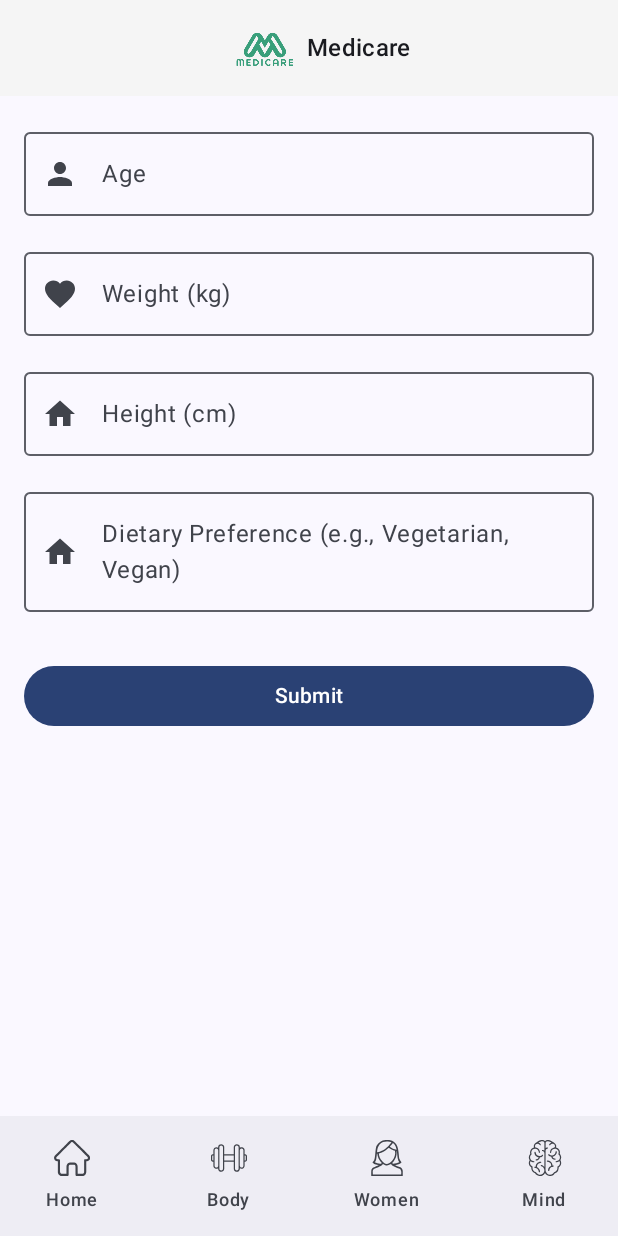
After one commit to harridotcom/medicare, an Android app built with Jetpack Compose: the McrDietForm screen opened through its navigation route, on a phone screen of 412 x 824 dp. The commit adds this screen. Run offline under Robolectric (Android 15) with nearby library versions, the phone set to English and light mode, and no system bars.

Commit message:
Declaring Forms for Diet and Workout Generation

```diff
--- a/app/src/main/java/com/medicare/MainActivity.kt
+++ b/app/src/main/java/com/medicare/MainActivity.kt
@@ -4,13 +4,8 @@ import android.os.Bundle
 import androidx.activity.ComponentActivity
 import androidx.activity.compose.setContent
 import androidx.activity.enableEdgeToEdge
-import com.medicare.home.McrHomePage
-import com.medicare.login.McrLoginPage
 import com.medicare.other.McrNavgation
-import com.medicare.signup.McrSignUpPage
 import com.medicare.ui.theme.MediCareTheme
-import com.medicare.womenhealth.McrCarePage
-import com.medicare.womenhealth.McrReportUploadPage
 
 class MainActivity : ComponentActivity() {
     override fun onCreate(savedInstanceState: Bundle?) {
--- a/app/src/main/java/com/medicare/other/McrNavigation.kt
+++ b/app/src/main/java/com/medicare/other/McrNavigation.kt
@@ -9,8 +9,11 @@ import com.medicare.home.McrHomePage
 import com.medicare.login.McrLoginPage
 import com.medicare.mentalhealth.McrMindPage
 import com.medicare.physicalhealth.McrBodyPage
+import com.medicare.physicalhealth.McrDietForm
+import com.medicare.physicalhealth.McrWorkoutForm
 import com.medicare.signup.McrSignUpPage
 import com.medicare.womenhealth.McrCarePage
+import com.medicare.womenhealth.McrReportUploadPage
 
 @Composable
 fun McrNavgation(modifier: Modifier = Modifier) {
@@ -25,6 +28,8 @@ fun McrNavgation(modifier: Modifier = Modifier) {
         composable(NavDestinations.MIND) { McrMindPage(navController = navController) }
         composable(NavDestinations.BODY) { McrBodyPage(navController = navController) }
         composable(NavDestinations.CARE) { McrCarePage(navController = navController) }
+        composable(NavDestinations.REPORT_UPLOAD) { McrReportUploadPage() }
+        composable(NavDestinations.DIETFORM) { McrDietForm(navController = navController) }
+        composable(NavDestinations.WORKOUTFORM) { McrWorkoutForm(navController = navController) }
     }
-
 }
--- a/app/src/main/java/com/medicare/other/NavDestinations.kt
+++ b/app/src/main/java/com/medicare/other/NavDestinations.kt
@@ -8,4 +8,7 @@ object NavDestinations {
     const val MIND = "mind"
     const val BODY = "body"
     const val CARE = "care"
+    const val REPORT_UPLOAD = "reportUpload"
+    const val DIETFORM = "dietForm"
+    const val WORKOUTFORM = "workoutForm"
 }
--- /dev/null
+++ b/app/src/main/java/com/medicare/physicalhealth/McrDietForm.kt
@@ -0,0 +1,113 @@
+package com.medicare.physicalhealth
+
+import androidx.compose.foundation.layout.Arrangement
+import androidx.compose.foundation.layout.Column
+import androidx.compose.foundation.layout.fillMaxSize
+import androidx.compose.foundation.layout.fillMaxWidth
+import androidx.compose.foundation.layout.padding
+import androidx.compose.material.icons.Icons
+import androidx.compose.material.icons.filled.Favorite
+import androidx.compose.material.icons.filled.Home
+import androidx.compose.material.icons.filled.Person
+import androidx.compose.material3.Button
+import androidx.compose.material3.ButtonDefaults
+import androidx.compose.material3.ExperimentalMaterial3Api
+import androidx.compose.material3.Icon
+import androidx.compose.material3.MaterialTheme
+import androidx.compose.material3.OutlinedTextField
+import androidx.compose.material3.Scaffold
+import androidx.compose.material3.Text
+import androidx.compose.runtime.Composable
+import androidx.compose.runtime.getValue
+import androidx.compose.runtime.mutableStateOf
+import androidx.compose.runtime.remember
+import androidx.compose.runtime.setValue
+import androidx.compose.ui.Alignment
+import androidx.compose.ui.Modifier
+import androidx.compose.ui.graphics.Color
+import androidx.compose.ui.tooling.preview.Preview
+import androidx.compose.ui.unit.dp
+import androidx.navigation.NavController
+import com.medicare.other.McrNavigationBars
+import com.medicare.other.McrTopAppBar2
+
+@Composable
+fun McrDietForm(
+    modifier: Modifier = Modifier,
+    navController: NavController
+) {
+    var age by remember { mutableStateOf("") }
+    var weight by remember { mutableStateOf("") }
+    var height by remember { mutableStateOf("") }
+    var dietaryPreference by remember { mutableStateOf("") }
+
+    Scaffold(
+        topBar = { McrTopAppBar2() },
+        bottomBar = { McrNavigationBars(navController = navController) },
+        content = { paddingValues ->
+            Column(
+                modifier = modifier
+                    .fillMaxSize()
+                    .padding(16.dp)
+                    .padding(paddingValues),
+                horizontalAlignment = Alignment.CenterHorizontally,
+                verticalArrangement = Arrangement.spacedBy(16.dp)
+            ) {
+                // Age Input
+                OutlinedTextField(
+                    value = age,
+                    onValueChange = { age = it },
+                    label = { Text("Age") },
+                    leadingIcon = { Icon(Icons.Filled.Person, contentDescription = "Age") },
+                    modifier = Modifier.fillMaxWidth(),
+                    singleLine = true
+                )
+
+                // Weight Input
+                OutlinedTextField(
+                    value = weight,
+                    onValueChange = { weight = it },
+                    label = { Text("Weight (kg)") },
+                    leadingIcon = { Icon(Icons.Filled.Favorite, contentDescription = "Weight") },
+                    modifier = Modifier.fillMaxWidth(),
+                    singleLine = true
+                )
+
+                // Height Input
+                OutlinedTextField(
+                    value = height,
+                    onValueChange = { height = it },
+                    label = { Text("Height (cm)") },
+                    leadingIcon = { Icon(Icons.Filled.Home, contentDescription = "Height") },
+                    modifier = Modifier.fillMaxWidth(),
+                    singleLine = true
+                )
+
+                // Dietary Preference Input
+                OutlinedTextField(
+                    value = dietaryPreference,
+                    onValueChange = { dietaryPreference = it },
+                    label = { Text("Dietary Preference (e.g., Vegetarian, Vegan)") },
+                    leadingIcon = { Icon(Icons.Filled.Home, contentDescription = "Diet Preference") },
+                    modifier = Modifier.fillMaxWidth(),
+                    singleLine = true
+                )
+
+                // Submit Button
+                Button(
+                    onClick = {
+                        // Handle form submission (you can process the data here)
+                    },
+                    modifier = Modifier
+                        .fillMaxWidth()
+                        .padding(top = 16.dp),
+                    colors = ButtonDefaults.buttonColors(
+                        containerColor = MaterialTheme.colorScheme.primary
+                    )
+                ) {
+                    Text(text = "Submit", color = Color.White)
+                }
+            }
+        }
+    )
+}
--- a/app/src/main/java/com/medicare/womenhealth/McrCarePage.kt
+++ b/app/src/main/java/com/medicare/womenhealth/McrCarePage.kt
@@ -16,11 +16,11 @@ import androidx.compose.runtime.Composable
 import androidx.compose.ui.Alignment
 import androidx.compose.ui.Modifier
 import androidx.compose.ui.graphics.Color
-import androidx.compose.ui.tooling.preview.Preview
 import androidx.compose.ui.unit.dp
 import androidx.navigation.NavController
 import com.medicare.other.McrNavigationBars
 import com.medicare.other.McrTopAppBar2
+import com.medicare.other.NavDestinations
 
 
 @Composable
@@ -53,7 +53,9 @@ fun McrCarePage(
                     Text(text = "Check your PCOD / PCOS")
                     Spacer(modifier = Modifier.height(8.dp))
                     Button(
-                        onClick = { /*TODO*/ },
+                        onClick = {
+                            navController.navigate(NavDestinations.REPORT_UPLOAD)
+                        },
                         colors = ButtonDefaults.buttonColors(
                             containerColor = Color(0xFFFF6E40)
                         ),
```
Also changed, not shown: app/src/main/java/com/medicare/physicalhealth/McrBodyPage.kt (+21 -6 lines), app/src/main/java/com/medicare/physicalhealth/McrWorkoutForm.kt (added, +98 -0 lines).
